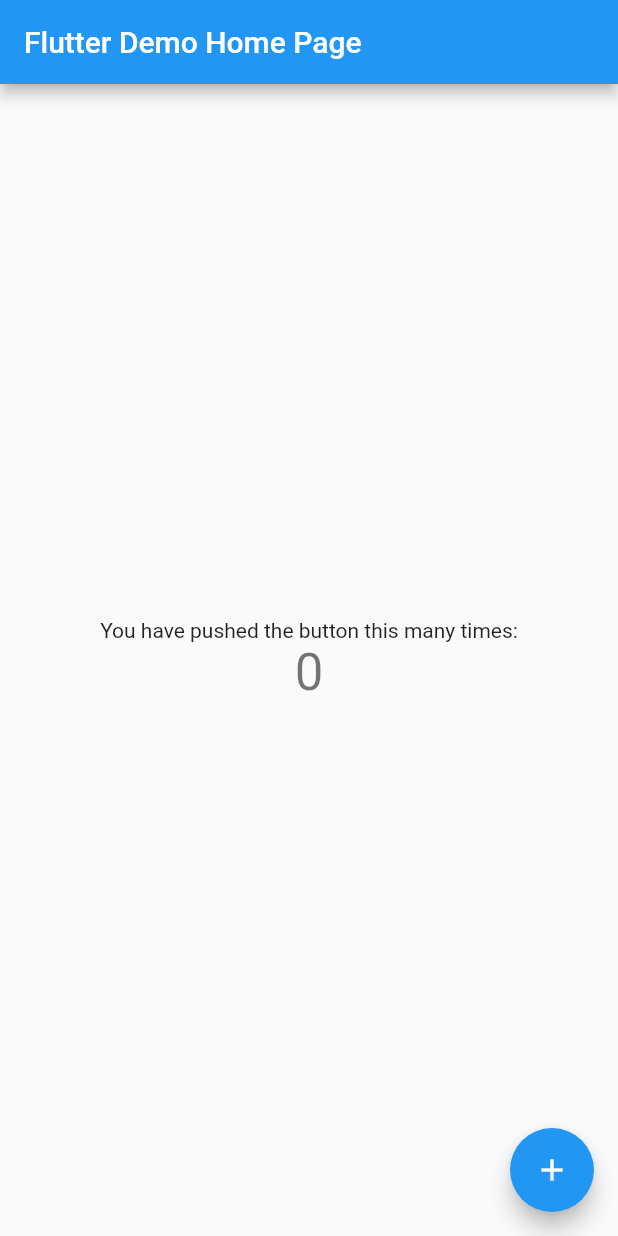
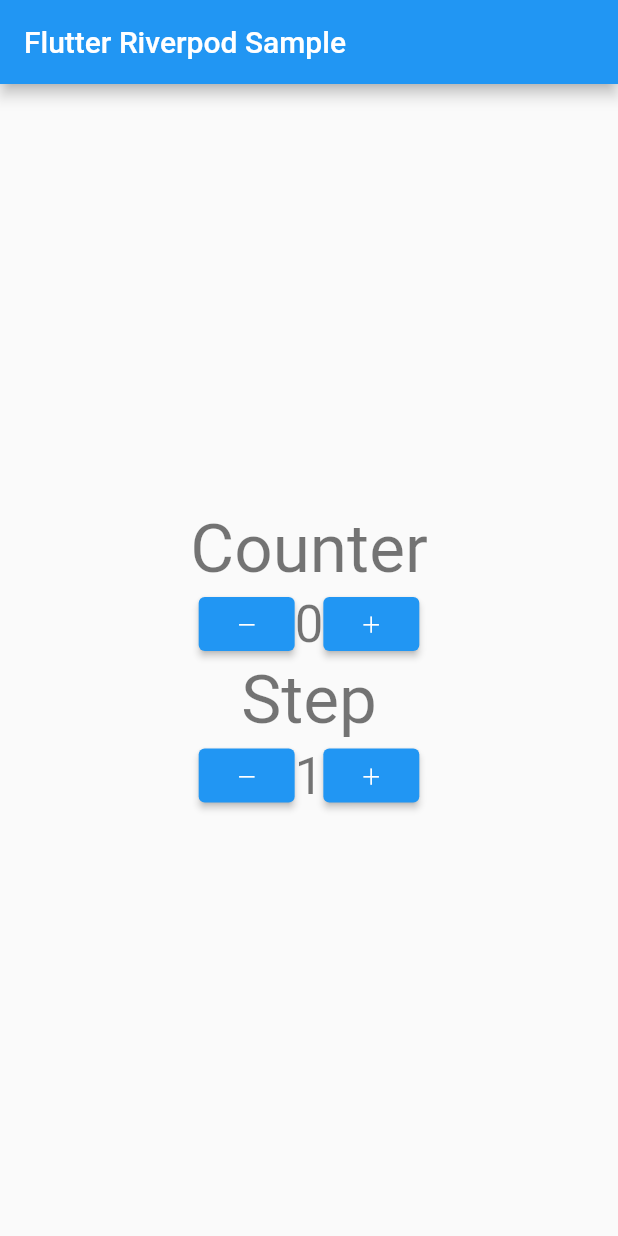
Before and after one commit to youkidkk/flutter_riverpod_sample, a Flutter app: the screen it shows after launch, on a phone screen of 412 x 824 dp. Run offline on Flutter 3.47's test engine with Material 2 defaults, Android fonts, the phone set to English and light mode, and no system bars; our stand-ins replace flutter_hooks, freezed_annotation, hooks_riverpod.

Commit message:
main を更新

```diff
--- a/lib/main.dart
+++ b/lib/main.dart
@@ -1,115 +1,94 @@
 import 'package:flutter/material.dart';
+import 'package:flutter_hooks/flutter_hooks.dart';
+import 'package:flutter_riverpod_sample/counter_state.dart';
+import 'package:flutter_riverpod_sample/counter_state_notifier.dart';
+import 'package:hooks_riverpod/hooks_riverpod.dart';
+
+final counterStateNotifierProvider =
+    StateNotifierProvider<CounterStateNotifier, CounterState>(
+        (ref) => CounterStateNotifier());
 
 void main() {
-  runApp(const MyApp());
+  runApp(const ProviderScope(child: MyApp()));
 }
 
 class MyApp extends StatelessWidget {
   const MyApp({Key? key}) : super(key: key);
 
-  // This widget is the root of your application.
   @override
   Widget build(BuildContext context) {
     return MaterialApp(
-      title: 'Flutter Demo',
+      title: 'Flutter Riverpod Sample',
       theme: ThemeData(
-        // This is the theme of your application.
-        //
-        // Try running your application with "flutter run". You'll see the
-        // application has a blue toolbar. Then, without quitting the app, try
-        // changing the primarySwatch below to Colors.green and then invoke
-        // "hot reload" (press "r" in the console where you ran "flutter run",
-        // or simply save your changes to "hot reload" in a Flutter IDE).
-        // Notice that the counter didn't reset back to zero; the application
-        // is not restarted.
         primarySwatch: Colors.blue,
       ),
-      home: const MyHomePage(title: 'Flutter Demo Home Page'),
+      home: const MyHomePage(),
     );
   }
 }
 
-class MyHomePage extends StatefulWidget {
-  const MyHomePage({Key? key, required this.title}) : super(key: key);
-
-  // This widget is the home page of your application. It is stateful, meaning
-  // that it has a State object (defined below) that contains fields that affect
-  // how it looks.
-
-  // This class is the configuration for the state. It holds the values (in this
-  // case the title) provided by the parent (in this case the App widget) and
-  // used by the build method of the State. Fields in a Widget subclass are
-  // always marked "final".
-
-  final String title;
-
-  @override
-  State<MyHomePage> createState() => _MyHomePageState();
-}
-
-class _MyHomePageState extends State<MyHomePage> {
-  int _counter = 0;
-
-  void _incrementCounter() {
-    setState(() {
-      // This call to setState tells the Flutter framework that something has
-      // changed in this State, which causes it to rerun the build method below
-      // so that the display can reflect the updated values. If we changed
-      // _counter without calling setState(), then the build method would not be
-      // called again, and so nothing would appear to happen.
-      _counter++;
-    });
-  }
+class MyHomePage extends HookWidget {
+  const MyHomePage({Key? key}) : super(key: key);
 
   @override
   Widget build(BuildContext context) {
-    // This method is rerun every time setState is called, for instance as done
-    // by the _incrementCounter method above.
-    //
-    // The Flutter framework has been optimized to make rerunning build methods
-    // fast, so that you can just rebuild anything that needs updating rather
-    // than having to individually change instances of widgets.
+    final counterState = useProvider(counterStateNotifierProvider);
+    final counterStateNotifier =
+        useProvider(counterStateNotifierProvider.notifier);
+
     return Scaffold(
       appBar: AppBar(
-        // Here we take the value from the MyHomePage object that was created by
-        // the App.build method, and use it to set our appbar title.
-        title: Text(widget.title),
+        title: const Text('Flutter Riverpod Sample'),
       ),
       body: Center(
-        // Center is a layout widget. It takes a single child and positions it
-        // in the middle of the parent.
         child: Column(
-          // Column is also a layout widget. It takes a list of children and
-          // arranges them vertically. By default, it sizes itself to fit its
-          // children horizontally, and tries to be as tall as its parent.
-          //
-          // Invoke "debug painting" (press "p" in the console, choose the
-          // "Toggle Debug Paint" action from the Flutter Inspector in Android
-          // Studio, or the "Toggle Debug Paint" command in Visual Studio Code)
-          // to see the wireframe for each widget.
-          //
-          // Column has various properties to control how it sizes itself and
-          // how it positions its children. Here we use mainAxisAlignment to
-          // center the children vertically; the main axis here is the vertical
-          // axis because Columns are vertical (the cross axis would be
-          // horizontal).
           mainAxisAlignment: MainAxisAlignment.center,
           children: <Widget>[
-            const Text(
-              'You have pushed the button this many times:',
+            Text(
+              'Counter',
+              style: Theme.of(context).textTheme.headline3,
+            ),
+            Row(
+              mainAxisAlignment: MainAxisAlignment.center,
+              children: [
+                ElevatedButton(
+                  onPressed: counterStateNotifier.decrement,
+                  child: const Text('－'),
+                ),
+                Text(
+                  '${counterState.value}',
+                  style: Theme.of(context).textTheme.headline4,
+                ),
+                ElevatedButton(
+                  onPressed: counterStateNotifier.increment,
+                  child: const Text('＋'),
+                ),
+              ],
             ),
             Text(
-              '$_counter',
-              style: Theme.of(context).textTheme.headline4,
+              'Step',
+              style: Theme.of(context).textTheme.headline3,
+            ),
+            Row(
+              mainAxisAlignment: MainAxisAlignment.center,
+              children: [
+                ElevatedButton(
+                  onPressed: counterStateNotifier.decrementStep,
+                  child: const Text('－'),
+                ),
+                Text(
+                  '${counterState.step}',
+                  style: Theme.of(context).textTheme.headline4,
+                ),
+                ElevatedButton(
+                  onPressed: counterStateNotifier.incrementStep,
+                  child: const Text('＋'),
+                ),
+              ],
             ),
           ],
         ),
       ),
-      floatingActionButton: FloatingActionButton(
-        onPressed: _incrementCounter,
-        tooltip: 'Increment',
-        child: const Icon(Icons.add),
-      ), // This trailing comma makes auto-formatting nicer for build methods.
     );
   }
 }
```
